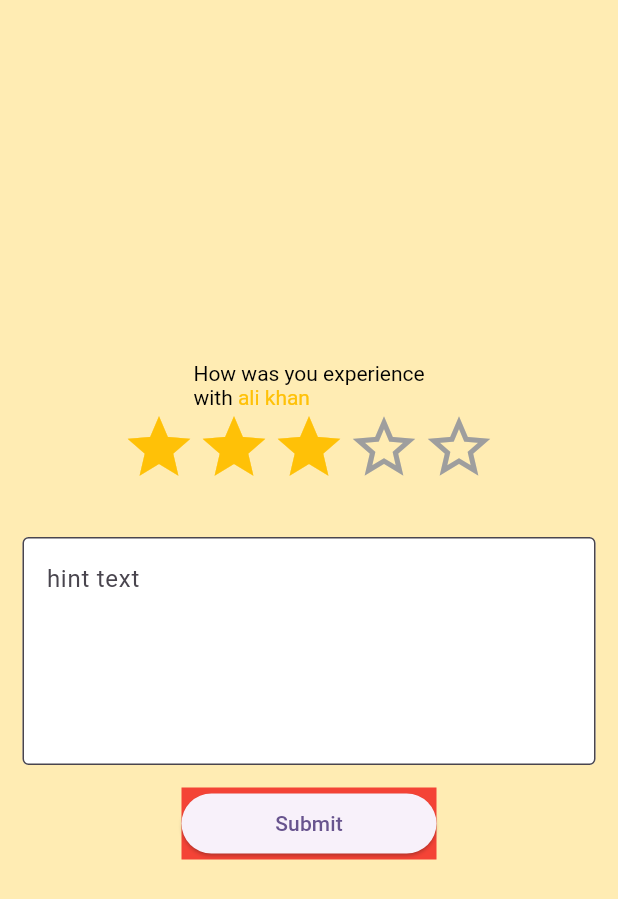
After one commit to kalemullah/UI_class_navigation_image_adding, a Flutter app: the DetailsScreen screen opened directly, after a tap on "Buy now", on a phone screen of 412 x 824 dp. The commit adds this screen. Shown: the top 899 px of the screen. Run offline on Flutter 3.47's test engine with Material 3 defaults, Android fonts, the phone set to English and light mode, and no system bars; drawn by our look-alikes of custom_rating_bar.

Commit message:
reveiw screen is done

```diff
--- a/lib/details.dart
+++ b/lib/details.dart
@@ -1,4 +1,5 @@
 import 'package:flutter/material.dart';
+import 'package:test/review_screen.dart';
 
 class DetailsScreen extends StatefulWidget {
   const DetailsScreen({super.key});
@@ -130,7 +131,12 @@ class _DetailsScreenState extends State<DetailsScreen> {
               ],
             ),
             SizedBox(height: 35),
-            Container(
+            GestureDetector(
+              onTap: () {
+                Navigator.push(context,
+                    MaterialPageRoute(builder: (context) => ReviewScreen()));
+              },
+              child: Container(
                 height: 45,
                 width: 300,
                 decoration: BoxDecoration(
@@ -142,6 +148,7 @@ class _DetailsScreenState extends State<DetailsScreen> {
                       style: TextStyle(fontSize: 18, color: Colors.white)),
                 ),
               ),
+            ),
           ]),
         ),
       ),
--- /dev/null
+++ b/lib/review_screen.dart
@@ -0,0 +1,100 @@
+import 'package:custom_rating_bar/custom_rating_bar.dart';
+import 'package:flutter/material.dart';
+
+class ReviewScreen extends StatefulWidget {
+  const ReviewScreen({super.key});
+
+  @override
+  State<ReviewScreen> createState() => _ReviewScreenState();
+}
+
+class _ReviewScreenState extends State<ReviewScreen> {
+  TextEditingController reviewcontroller = TextEditingController();
+
+  String review = '';
+  @override
+  Widget build(BuildContext context) {
+    return Scaffold(
+      body: Container(
+        color: Colors.amber[100],
+        child: Center(
+          child: Column(
+              // crossAxisAlignment: CrossAxisAlignment.center,
+              mainAxisAlignment: MainAxisAlignment.center,
+              children: [
+                RichText(
+                  text: const TextSpan(
+                      text: 'How was you experience\n',
+                      style: TextStyle(color: Colors.black),
+                      children: [
+                        TextSpan(
+                            text: 'with',
+                            style: TextStyle(color: Colors.black)),
+                        TextSpan(
+                            text: ' ali khan',
+                            style: TextStyle(color: Colors.amber))
+                      ]),
+                ),
+                Container(
+                  width: 250,
+                  // color: Colors.red,
+                  child: RatingBar(
+                    size: 50,
+                    filledIcon: Icons.star,
+                    emptyIcon: Icons.star_border,
+                    onRatingChanged: (value) {
+                      review = value.toString();
+                      print('this is stare value: $value');
+                    },
+                    initialRating: 3,
+                    maxRating: 5,
+                  ),
+                ),
+                SizedBox(height: 20),
+                Padding(
+                  padding: EdgeInsets.all(15.0),
+                  child: TextField(
+                    controller: reviewcontroller,
+                    onChanged: (value) {
+                      review = value;
+                      // print('this is text: $value');
+                    },
+                    maxLines: 5,
+                    keyboardType: TextInputType.text,
+                    decoration: InputDecoration(
+                      // contentPadding: EdgeInsets.all(8),
+                      fillColor: Colors.white,
+                      filled: true,
+                      // prefixIcon: Icon(Icons.search),
+                      // suffixIcon: Icon(Icons.clear),
+                      // labelText: 'Outlined',
+                      hintText: 'hint text',
+                      hintStyle: TextStyle(),
+                      // helperText: 'supporting text',
+                      border: OutlineInputBorder(),
+                      focusedBorder: OutlineInputBorder(
+                        borderSide: BorderSide(color: Colors.blue, width: 2),
+                      ),
+                    ),
+                  ),
+                ),
+                Container(
+                  width: 170,
+                  color: Colors.red,
+                  child: ElevatedButton(
+                    onPressed: () {
+                      reviewcontroller.clear();
+                      // print('this is text: ${review}');
+                    },
+                    child: Text('Submit'),
+                  ),
+                ),
+                SizedBox(
+                  height: 10,
+                ),
+              ]),
+        ),
+      ),
+    );
+  }
+}
--- a/pubspec.yaml
+++ b/pubspec.yaml
@@ -36,6 +36,7 @@ dependencies:
   # Use with the CupertinoIcons class for iOS style icons.
   cupertino_icons: ^1.0.2
   flutter_screenutil: ^5.9.3
+  custom_rating_bar: ^2.0.5
 
 dev_dependencies:
   flutter_test:
```
Also changed, not shown: pubspec.lock. Lines whose indentation alone changed are shown as unchanged.
